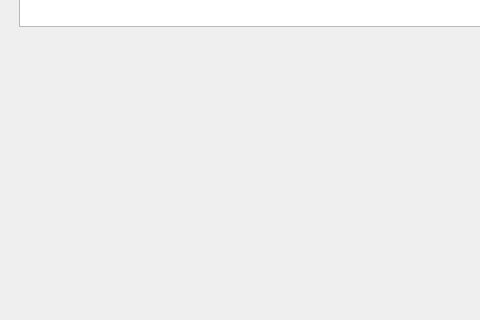
First picture: the form in qt/Z2/mainwindow.ui, repository Ezrnest/Z2, before the edit; both pictures show x 0 to 480 and y 280 to 600 of the 800 by 600 pixel window.
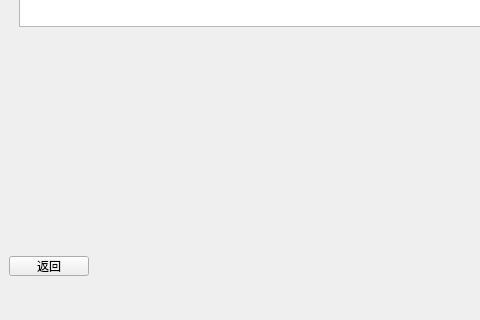
Second picture: the form after the edit. The open tabs and pages were chosen to show the change.

The edit to the form file:
```diff
--- a/qt/Z2/mainwindow.ui
+++ b/qt/Z2/mainwindow.ui
@@ -239,6 +239,19 @@
        </property>
       </item>
      </widget>
+     <widget class="QPushButton" name="pushButton_2">
+      <property name="geometry">
+       <rect>
+        <x>0</x>
+        <y>510</y>
+        <width>80</width>
+        <height>20</height>
+       </rect>
+      </property>
+      <property name="text">
+       <string>返回</string>
+      </property>
+     </widget>
     </widget>
     <widget class="QWidget" name="loadingPage">
      <widget class="QLabel" name="label_3">
```
Left out of the diff: 2 changed lines with no effect on the pictures.
